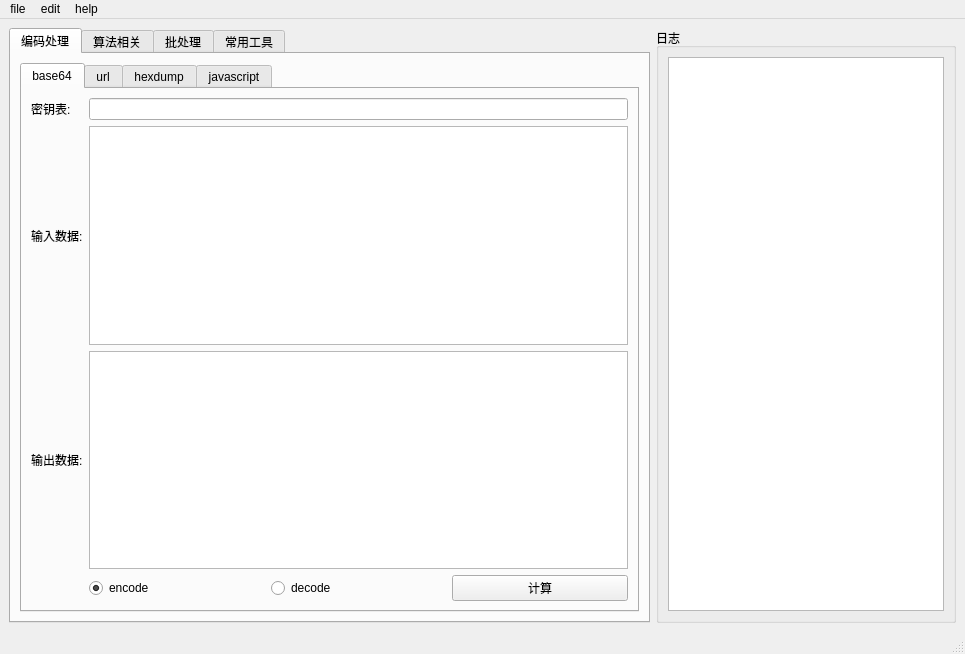
Above: kwindow/kmain.ui from dqzg12300/kAlgorithmTools before the change. Below: the same form after it.
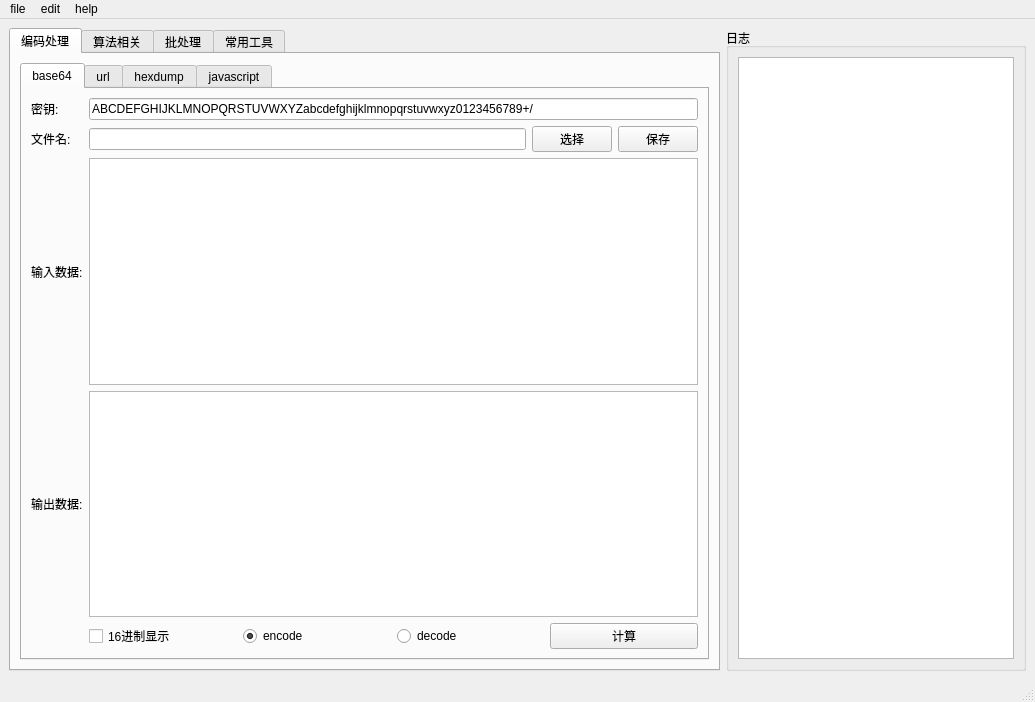
That is the form after the change.

The edit to the form file:
```diff
--- a/kwindow/kmain.ui
+++ b/kwindow/kmain.ui
@@ -6,8 +6,8 @@
    <rect>
     <x>0</x>
     <y>0</y>
-    <width>965</width>
-    <height>654</height>
+    <width>1035</width>
+    <height>702</height>
    </rect>
   </property>
   <property name="windowTitle">
@@ -15,29 +15,7 @@
   </property>
   <widget class="QWidget" name="centralwidget">
    <layout class="QGridLayout" name="gridLayout">
-    <item row="1" column="2">
-     <widget class="QGroupBox" name="groupBox">
-      <property name="maximumSize">
-       <size>
-        <width>300</width>
-        <height>16777215</height>
-       </size>
-      </property>
-      <property name="title">
-       <string>日志</string>
-      </property>
-      <layout class="QGridLayout" name="gridLayout_2">
-       <item row="0" column="1">
-        <widget class="QPlainTextEdit" name="txtLog">
-         <property name="readOnly">
-          <bool>true</bool>
-         </property>
-        </widget>
-       </item>
-      </layout>
-     </widget>
-    </item>
-    <item row="1" column="1">
+    <item row="0" column="0">
      <widget class="QTabWidget" name="tabWidget">
       <property name="currentIndex">
        <number>0</number>
@@ -57,42 +35,15 @@
             <string>base64</string>
            </attribute>
            <layout class="QGridLayout" name="gridLayout_8">
-            <item row="0" column="0">
-             <widget class="QLabel" name="label_2">
-              <property name="text">
-               <string>密钥表:</string>
-              </property>
-             </widget>
-            </item>
-            <item row="0" column="1">
-             <widget class="QLineEdit" name="txtbase64_key"/>
-            </item>
-            <item row="1" column="0">
-             <widget class="QLabel" name="label">
-              <property name="text">
-               <string>输入数据:</string>
-              </property>
-             </widget>
-            </item>
-            <item row="1" column="1">
-             <widget class="QPlainTextEdit" name="txtbase64_input"/>
-            </item>
-            <item row="2" column="0">
-             <widget class="QLabel" name="label_3">
-              <property name="text">
-               <string>输出数据:</string>
-              </property>
-             </widget>
-            </item>
-            <item row="2" column="1">
-             <widget class="QPlainTextEdit" name="txtbase64_output">
-              <property name="readOnly">
-               <bool>true</bool>
-              </property>
-             </widget>
-            </item>
-            <item row="3" column="1">
+            <item row="8" column="2">
              <layout class="QHBoxLayout" name="horizontalLayout_2">
+              <item>
+               <widget class="QCheckBox" name="chkIsHex">
+                <property name="text">
+                 <string>16进制显示</string>
+                </property>
+               </widget>
+              </item>
               <item>
                <widget class="QRadioButton" name="rdobase64_encode">
                 <property name="text">
@@ -119,6 +70,72 @@
               </item>
              </layout>
             </item>
+            <item row="0" column="2">
+             <widget class="QLineEdit" name="txtbase64_key">
+              <property name="text">
+               <string>ABCDEFGHIJKLMNOPQRSTUVWXYZabcdefghijklmnopqrstuvwxyz0123456789+/</string>
+              </property>
+             </widget>
+            </item>
+            <item row="0" column="0">
+             <widget class="QLabel" name="label_2">
+              <property name="text">
+               <string>密钥:</string>
+              </property>
+             </widget>
+            </item>
+            <item row="6" column="0">
+             <widget class="QLabel" name="label">
+              <property name="text">
+               <string>输入数据:</string>
+              </property>
+             </widget>
+            </item>
+            <item row="7" column="0">
+             <widget class="QLabel" name="label_3">
+              <property name="text">
+               <string>输出数据:</string>
+              </property>
+             </widget>
+            </item>
+            <item row="7" column="2">
+             <widget class="QPlainTextEdit" name="txtbase64_output">
+              <property name="readOnly">
+               <bool>true</bool>
+              </property>
+             </widget>
+            </item>
+            <item row="6" column="2">
+             <widget class="QPlainTextEdit" name="txtbase64_input"/>
+            </item>
+            <item row="2" column="0">
+             <widget class="QLabel" name="label_4">
+              <property name="text">
+               <string>文件名:</string>
+              </property>
+             </widget>
+            </item>
+            <item row="2" column="2">
+             <layout class="QHBoxLayout" name="horizontalLayout_3">
+              <item>
+               <widget class="QLineEdit" name="txtbase64file"/>
+              </item>
+              <item>
+               <widget class="QPushButton" name="btnSelect">
+                <property name="text">
+                 <string>选择</string>
+                </property>
+               </widget>
+              </item>
+              <item>
+               <widget class="QPushButton" name="pushButton">
+                <property name="text">
+                 <string>保存</string>
+                </property>
+               </widget>
+              </item>
+             </layout>
+            </item>
            </layout>
           </widget>
           <widget class="QWidget" name="tab_6">
@@ -411,6 +428,28 @@
       </widget>
      </widget>
     </item>
+    <item row="0" column="1">
+     <widget class="QGroupBox" name="groupBox">
+      <property name="maximumSize">
+       <size>
+        <width>300</width>
+        <height>16777215</height>
+       </size>
+      </property>
+      <property name="title">
+       <string>日志</string>
+      </property>
+      <layout class="QGridLayout" name="gridLayout_2">
+       <item row="0" column="1">
+        <widget class="QPlainTextEdit" name="txtLog">
+         <property name="readOnly">
+          <bool>true</bool>
+         </property>
+        </widget>
+       </item>
+      </layout>
+     </widget>
+    </item>
    </layout>
   </widget>
   <widget class="QMenuBar" name="menubar">
@@ -418,7 +457,7 @@
     <rect>
      <x>0</x>
      <y>0</y>
-     <width>965</width>
+     <width>1035</width>
      <height>26</height>
     </rect>
    </property>
```
Left out of the diff: 40 changed lines with no effect on the pictures.
